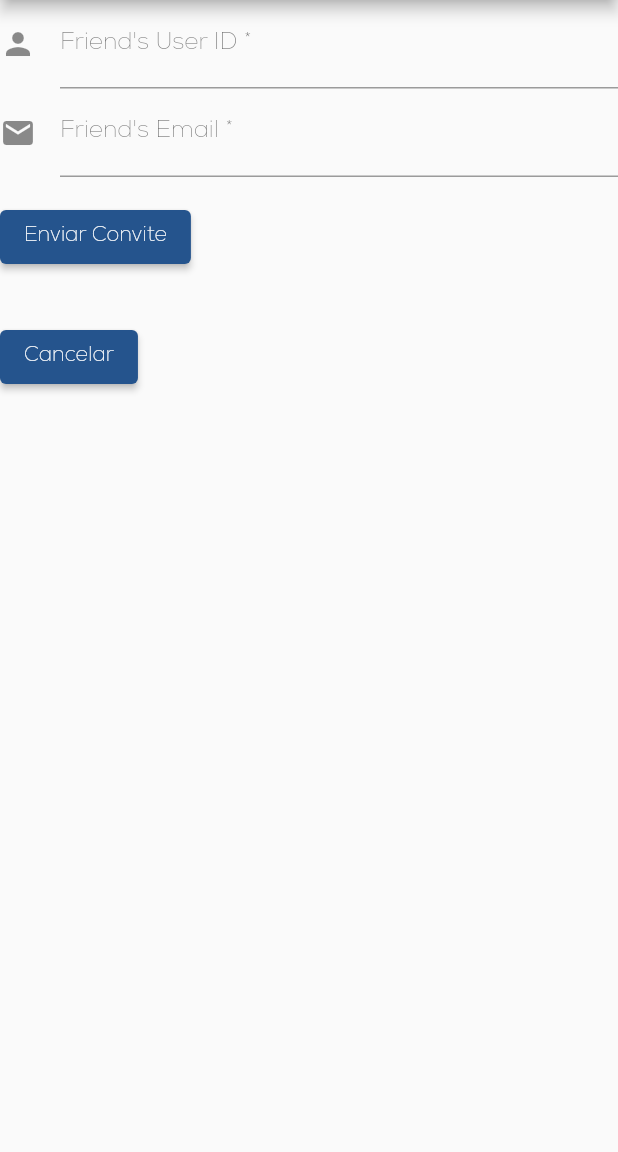
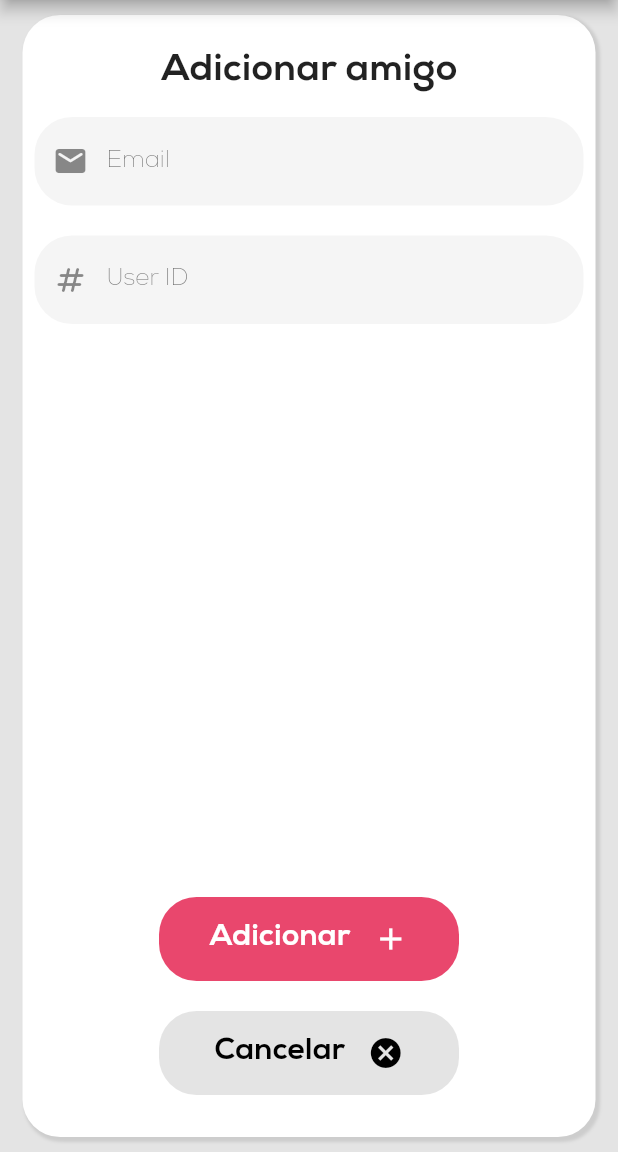
Before and after one commit to emmanuelsdias/cestamos_frontend, a Flutter app: the AddFriendPage screen opened by its route, on a phone screen of 412 x 824 dp, the part 84-1236 px from its top. Run offline on Flutter 3.47's test engine with Material 2 defaults, Android fonts, the phone set to English and light mode, and no system bars; our stand-ins replace flutter_snake_navigationbar, flutter_svg.

Commit message:
styled add_friend_page

```diff
--- a/cestamos/lib/pages/add_friend_page.dart
+++ b/cestamos/lib/pages/add_friend_page.dart
@@ -1,5 +1,6 @@
 import 'package:flutter/material.dart';
 import '../widgets/cestamos_bar.dart';
+import '../widgets/form_buton.dart';
 
 class AddFriendPage extends StatefulWidget {
   const AddFriendPage({super.key});
@@ -12,9 +13,10 @@ class AddFriendPage extends StatefulWidget {
 class _AddFriendPage extends State<AddFriendPage> {
   @override
   Widget build(BuildContext context) {
-    return const Scaffold(
-      appBar: CestamosBar(),
-      body: AddFriendForm(),
+    return Scaffold(
+      appBar: const CestamosBar(),
+      backgroundColor: Theme.of(context).colorScheme.background,
+      body: const AddFriendForm(),
     );
   }
 }
@@ -36,85 +38,145 @@ class _AddFriendFormState extends State<AddFriendForm> {
   // Note: This is a GlobalKey<FormState>,
   // not a GlobalKey<MyCustomFormState>.
   final _formKey = GlobalKey<FormState>();
+  String _friendEmail = "";
+  String _userID = "";
+
+  void sendInvite() {
+    // TO DO: implementar a request
+  }
 
   @override
   Widget build(BuildContext context) {
     // Build a Form widget using the _formKey created above.
-    return Form(
+    return Padding(
+        padding: const EdgeInsets.symmetric(
+          vertical: 10,
+          horizontal: 15,
+        ),
+        child: Container(
+          decoration: BoxDecoration(
+            color: Theme.of(context).colorScheme.surface,
+            borderRadius: const BorderRadius.all(
+              Radius.circular(25),
+            ),
+            boxShadow: [
+              BoxShadow(
+                blurRadius: 1,
+                spreadRadius: 1,
+                color: Colors.black.withOpacity(0.1),
+                offset: const Offset(2, 2),
+              ),
+            ],
+          ),
+          child: Padding(
+            padding: const EdgeInsets.all(8.0),
+            child: Column(
+              children: [
+                const Padding(
+                  padding: EdgeInsets.all(15),
+                  child: Text(
+                    "Adicionar amigo",
+                    style: TextStyle(
+                      fontWeight: FontWeight.bold,
+                      fontSize: 25,
+                    ),
+                  ),
+                ),
+                Expanded(
+                  child: Form(
                     key: _formKey,
+                    autovalidateMode: AutovalidateMode.disabled,
                     child: Column(
-        crossAxisAlignment: CrossAxisAlignment.start,
-        children: [
+                      children: <Widget>[
                         TextFormField(
-            decoration: const InputDecoration(
-              icon: Icon(Icons.person),
-              hintText: 'User ID',
-              labelText: 'Friend\'s User ID *',
+                          decoration: InputDecoration(
+                            prefixIcon: const Icon(Icons.email_rounded),
+                            border: OutlineInputBorder(
+                              borderRadius: BorderRadius.circular(25.0),
+                              borderSide: const BorderSide(
+                                width: 0,
+                                style: BorderStyle.none,
                               ),
-            onSaved: (String? value) {
-              // This optional block of code can be used to run
-              // code when the user saves the form.
-              // ---------------
-              // PESSOAL DO BACK REQUEST AQUI !!!!!
-              // ----------------------
-            },
-            // The validator receives the text that the user has entered.
-            validator: (value) {
+                            ),
+                            hintText: "Email",
+                            filled: true,
+                            fillColor: Colors.grey[100],
+                          ),
+                          obscureText: true,
+                          validator: (String? value) {
                             if (value == null || value.isEmpty) {
-                return 'Digite o User ID';
+                              return "Insira o email";
                             }
                             return null;
                           },
+                          keyboardType: TextInputType.name,
+                          onChanged: (friendEmail) {
+                            if (friendEmail.isNotEmpty) {
+                              _friendEmail = friendEmail;
+                            }
+                          },
+                          textInputAction: TextInputAction.done,
+                        ),
+                        const SizedBox(
+                          height: 20,
                         ),
                         TextFormField(
-            decoration: const InputDecoration(
-              icon: Icon(Icons.mail),
-              hintText: 'Email',
-              labelText: 'Friend\'s Email *',
+                          decoration: InputDecoration(
+                            prefixIcon: const Icon(Icons.numbers_rounded),
+                            border: OutlineInputBorder(
+                              borderRadius: BorderRadius.circular(25.0),
+                              borderSide: const BorderSide(
+                                width: 0,
+                                style: BorderStyle.none,
                               ),
-            onSaved: (String? value) {
-              // This optional block of code can be used to run
-              // code when the user saves the form.
-              // ---------------
-              // PESSOAL DO BACK REQUEST AQUI !!!!!
-              // ----------------------
-            },
-            // The validator receives the text that the user has entered.
-            validator: (value) {
+                            ),
+                            hintText: "User ID",
+                            filled: true,
+                            fillColor: Colors.grey[100],
+                          ),
+                          obscureText: true,
+                          validator: (String? value) {
                             if (value == null || value.isEmpty) {
-                return 'Digite o email';
+                              return "Insira o user ID";
                             }
                             return null;
                           },
-          ),
-          Padding(
-            padding: const EdgeInsets.symmetric(vertical: 16.0),
-            child: ElevatedButton(
-              onPressed: () {
-                // Validate returns true if the form is valid, or false otherwise.
-                if (_formKey.currentState!.validate()) {
-                  // If the form is valid, display a snackbar. In the real world,
-                  // you'd often call a server or save the information in a database.
-                  // ---------------
-                  // PESSOAL DO BACK REQUEST AQUI !!!!!
-                  // ----------------------
-                  ScaffoldMessenger.of(context).showSnackBar(
-                    const SnackBar(content: Text('Enviando Convite')),
-                  );
+                          keyboardType: TextInputType.name,
+                          onChanged: (userID) {
+                            if (userID.isNotEmpty) {
+                              _userID = userID;
                             }
                           },
-              child: const Text('Enviar Convite'),
-            ),
-          ),
-          Padding(
-            padding: const EdgeInsets.symmetric(vertical: 16.0),
-            child: ElevatedButton(
-              onPressed: () => {(Navigator.of(context).pop())},
-              child: const Text('Cancelar'),
-            ),
+                          textInputAction: TextInputAction.done,
                         ),
                       ],
                     ),
-    );
+                  ),
+                ),
+                const SizedBox(
+                  height: 20,
+                ),
+                FormButton(
+                  text: "Adicionar",
+                  icon: Icons.add,
+                  onPressed: sendInvite,
+                  option: 1,
+                ),
+                const SizedBox(
+                  height: 20,
+                ),
+                FormButton(
+                  text: "Cancelar",
+                  icon: Icons.cancel,
+                  onPressed: () => Navigator.of(context).pop(),
+                  option: 2,
+                ),
+                const SizedBox(
+                  height: 20,
+                ),
+              ],
+            ),
+          ),
+        ));
   }
 }
```
Lines whose indentation alone changed are shown as unchanged.
